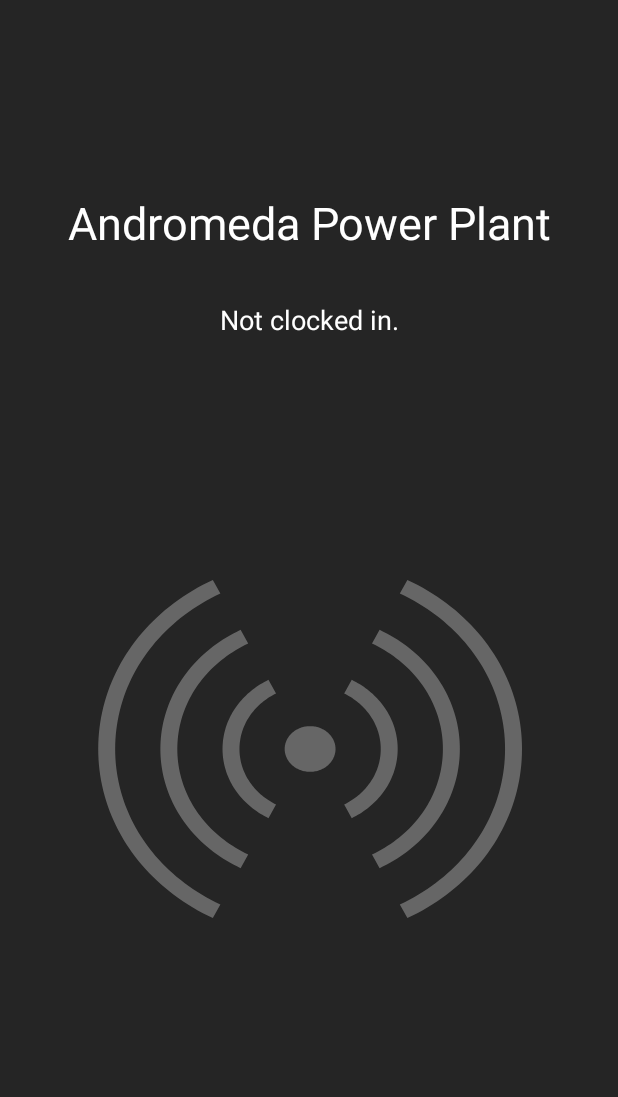
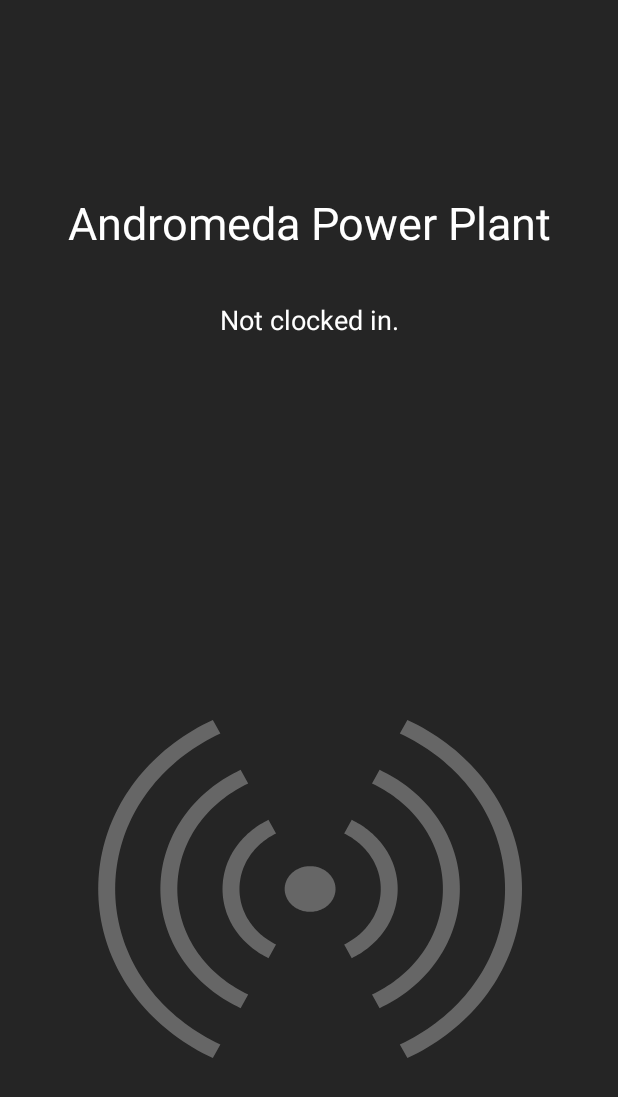
Before and after one commit to mandiz98/SDPM-Andromeda, an Android app: the screen it shows after launch (MainActivity), on a phone screen of 412 x 824 dp. Shown: the top 1097 px of the screen. Run offline under Robolectric (Android 15) with nearby library versions, the phone set to English and light mode, and no system bars.

Commit message:
Commented some code

```diff
--- a/AndroidApp/app/src/main/java/se/ju/students/axam1798/andromeda/MainActivity.java
+++ b/AndroidApp/app/src/main/java/se/ju/students/axam1798/andromeda/MainActivity.java
@@ -62,6 +62,7 @@ public class MainActivity extends AppCompatActivity {
 
         m_bluetoothService = new BluetoothService();
 
+        //Bluetooth connection animation
         final ImageView rfidAnimation = findViewById(R.id.img_rfid);
         rfidAnimation.setOnClickListener(new View.OnClickListener(){
             @Override
--- a/AndroidApp/app/src/main/res/layout/activity_main.xml
+++ b/AndroidApp/app/src/main/res/layout/activity_main.xml
@@ -46,16 +46,14 @@
         android:layout_width="0dp"
         android:layout_height="0dp"
         android:layout_marginStart="64dp"
-        android:layout_marginTop="64dp"
         android:layout_marginEnd="64dp"
         android:layout_marginBottom="64dp"
         android:background="@drawable/ic_rfid_disconnected"
-        app:layout_constraintDimensionRatio="1:1"
         android:contentDescription="blipp tag to log in"
         app:layout_constraintBottom_toBottomOf="parent"
+        app:layout_constraintDimensionRatio="1:1"
         app:layout_constraintEnd_toEndOf="parent"
-        app:layout_constraintStart_toStartOf="parent"
-        app:layout_constraintTop_toBottomOf="@+id/clck_in_txt" />
+        app:layout_constraintStart_toStartOf="parent" />
 
 </android.support.constraint.ConstraintLayout>
 </FrameLayout>
```
